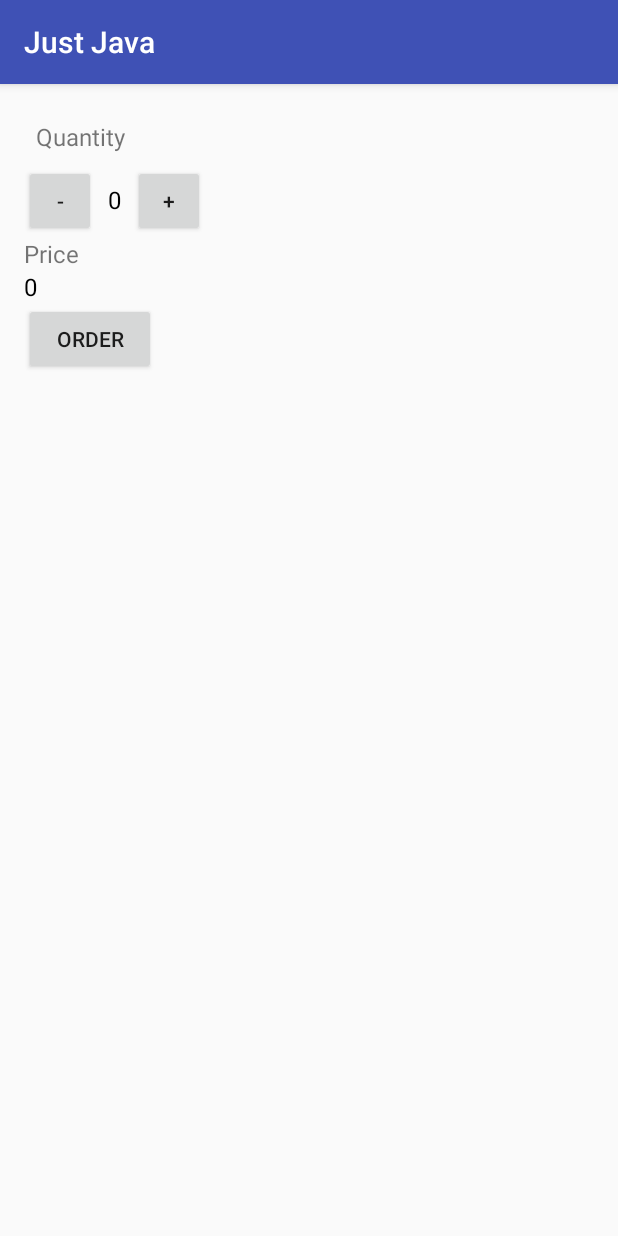
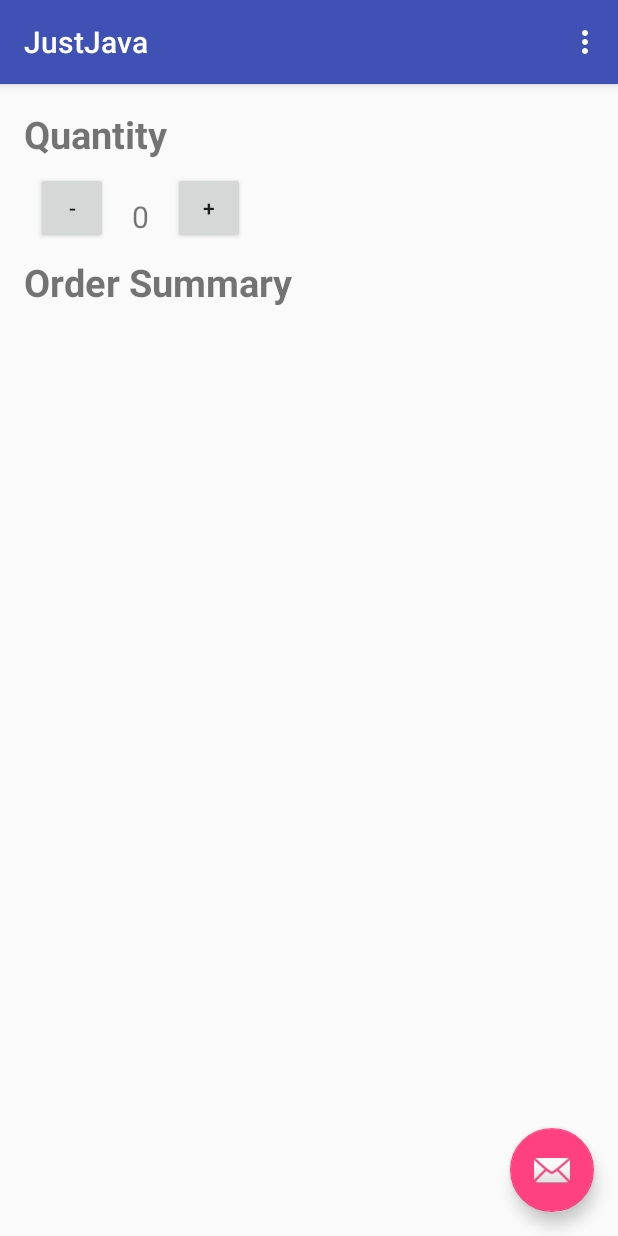
Before and after one commit to the-dagger/JustJava, an Android app: the screen it shows after launch (MainActivity), on a phone screen of 412 x 824 dp. Run offline under Robolectric (Android 15) with nearby library versions, the phone set to English and light mode, and no system bars.

Commit message:
Materialize the app

```diff
--- a/app/build.gradle
+++ b/app/build.gradle
@@ -5,7 +5,7 @@ android {
     buildToolsVersion "23.0.1"
 
     defaultConfig {
-        applicationId "io.github.the_dagger.justjava"
+        applicationId "com.example.dagger.justjava"
         minSdkVersion 15
         targetSdkVersion 23
         versionCode 1
@@ -23,4 +23,5 @@ dependencies {
     compile fileTree(dir: 'libs', include: ['*.jar'])
     testCompile 'junit:junit:4.12'
     compile 'com.android.support:appcompat-v7:23.0.1'
+    compile 'com.android.support:design:23.0.1'
 }
--- a/app/src/main/AndroidManifest.xml
+++ b/app/src/main/AndroidManifest.xml
@@ -1,6 +1,6 @@
 <?xml version="1.0" encoding="utf-8"?>
 <manifest xmlns:android="http://schemas.android.com/apk/res/android"
-    package="io.github.the_dagger.justjava" >
+    package="com.example.dagger.justjava" >
 
     <application
         android:allowBackup="true"
@@ -8,7 +8,10 @@
         android:label="@string/app_name"
         android:supportsRtl="true"
         android:theme="@style/AppTheme" >
-        <activity android:name=".MainActivity" >
+        <activity
+            android:name=".MainActivity"
+            android:label="@string/app_name"
+            android:theme="@style/AppTheme.NoActionBar" >
             <intent-filter>
                 <action android:name="android.intent.action.MAIN" />
 
--- /dev/null
+++ b/app/src/main/java/com/example/dagger/justjava/MainActivity.java
@@ -0,0 +1,82 @@
+package com.example.dagger.justjava;
+
+import android.os.Bundle;
+import android.support.design.widget.FloatingActionButton;
+import android.support.v7.app.AppCompatActivity;
+import android.support.v7.widget.Toolbar;
+import android.view.Menu;
+import android.view.MenuItem;
+import android.view.View;
+import android.widget.TextView;
+
+public class MainActivity extends AppCompatActivity {
+
+    int noc = 0;
+
+    @Override
+    protected void onCreate(Bundle savedInstanceState) {
+        super.onCreate(savedInstanceState);
+        setContentView(R.layout.activity_main);
+        Toolbar toolbar = (Toolbar) findViewById(R.id.toolbar);
+        setSupportActionBar(toolbar);
+
+        FloatingActionButton fab = (FloatingActionButton) findViewById(R.id.fab);
+        fab.setOnClickListener(new View.OnClickListener() {
+            @Override
+            public void onClick(View view) {
+                submit(view);
+            }
+        });
+    }
+
+    public void submit(View view) {
+            displaySummary("Name : Harshit \n" + "Quantity : " + noc + "\nTotal Price : $" + calcPrice(10) + "\nThank You!");
+    }
+
+    public int calcPrice(int Price) {
+        int amount = Price * noc;
+        return amount;
+    }
+
+    public void plus(View view) {
+        noc++;
+        display(noc);
+    }
+
+    public void minus(View view) {
+        noc--;
+        display(noc);
+    }
+
+    private void display(int var) {
+        TextView numberOfCoffee = (TextView) findViewById(R.id.numberOfCoffee);
+        numberOfCoffee.setText("" + var);
+    }
+
+    public void displaySummary(String var){
+        TextView summary = (TextView) findViewById(R.id.orderSummary);
+        summary.setText(var);
+    }
+
+    @Override
+    public boolean onCreateOptionsMenu(Menu menu) {
+        // Inflate the menu; this adds items to the action bar if it is present.
+        getMenuInflater().inflate(R.menu.menu_main, menu);
+        return true;
+    }
+
+    @Override
+    public boolean onOptionsItemSelected(MenuItem item) {
+        // Handle action bar item clicks here. The action bar will
+        // automatically handle clicks on the Home/Up button, so long
+        // as you specify a parent activity in AndroidManifest.xml.
+        int id = item.getItemId();
+
+        //noinspection SimplifiableIfStatement
+        if (id == R.id.action_settings) {
+            return true;
+        }
+
+        return super.onOptionsItemSelected(item);
+    }
+}
--- a/app/src/main/res/layout/activity_main.xml
+++ b/app/src/main/res/layout/activity_main.xml
@@ -1,76 +1,26 @@
 <?xml version="1.0" encoding="utf-8"?>
-<LinearLayout xmlns:android="http://schemas.android.com/apk/res/android"
-    xmlns:tools="http://schemas.android.com/tools"
-    android:layout_width="match_parent"
-    android:layout_height="match_parent"
-    android:paddingBottom="@dimen/activity_vertical_margin"
-    android:paddingLeft="@dimen/activity_horizontal_margin"
-    android:paddingRight="@dimen/activity_horizontal_margin"
-    android:paddingTop="@dimen/activity_vertical_margin"
-    android:orientation = "vertical"
+<android.support.design.widget.CoordinatorLayout
+    xmlns:android="http://schemas.android.com/apk/res/android"
+    xmlns:app="http://schemas.android.com/apk/res-auto"
+    xmlns:tools="http://schemas.android.com/tools" android:layout_width="match_parent"
+    android:layout_height="match_parent" android:fitsSystemWindows="true"
     tools:context=".MainActivity">
 
-    <TextView
-        android:id="@+id/quantity"
-        android:layout_width="wrap_content"
-        android:layout_height="wrap_content"
-        android:padding="8dp"
-        android:text="Quantity"
-        android:textSize="16sp" />
-    <LinearLayout
-        android:layout_width="match_parent"
-        android:layout_height="wrap_content"
-        android:orientation="horizontal">
-    <Button
-        android:layout_width="48dp"
-        android:layout_height="48dp"
-        android:id ="@+id/decrement"
-        android:text = "-"
-        android:layout_below="@id/quantity"
-        android:onClick="decrement"/>
-    <TextView
-        android:id="@+id/total"
-        android:layout_width="wrap_content"
-        android:layout_height="wrap_content"
-        android:layout_below="@id/quantity"
-        android:layout_toRightOf="@id/decrement"
-        android:layout_marginLeft="8dp"
-        android:layout_marginRight="8dp"
-        android:text="0"
-        android:textColor="#000000"
-        android:textSize="16sp" />
+    <android.support.design.widget.AppBarLayout android:layout_height="wrap_content"
+        android:layout_width="match_parent" android:theme="@style/AppTheme.AppBarOverlay">
 
-    <Button
-        android:layout_width="48dp"
-        android:layout_height="48dp"
-        android:id ="@+id/increment"
-        android:text = "+"
-        android:layout_below="@id/quantity"
-        android:onClick="increment"/>
-    </LinearLayout>
+        <android.support.v7.widget.Toolbar android:id="@+id/toolbar"
+            android:layout_width="match_parent" android:layout_height="?attr/actionBarSize"
+            android:background="?attr/colorPrimary" app:popupTheme="@style/AppTheme.PopupOverlay" />
 
-    <TextView
-        android:id="@+id/price"
-        android:layout_width="wrap_content"
-        android:layout_height="wrap_content"
-        android:text="Price"
-        android:layout_below="@id/decrement"
-        android:textSize="16sp" />
+    </android.support.design.widget.AppBarLayout>
 
-    <TextView
-        android:id="@+id/dispprice"
-        android:layout_width="wrap_content"
-        android:layout_height="wrap_content"
-        android:layout_below="@id/price"
-        android:text="0"
-        android:textColor="#000000"
-        android:textSize="16sp" />
-    <Button
-        android:id="@+id/button"
-        android:layout_width="wrap_content"
-        android:layout_height="wrap_content"
-        android:layout_below="@id/dispprice"
-        android:text="Order"
-        android:onClick="submitOrder"/>
+    <include layout="@layout/content_main" />
 
-</LinearLayout>
+    <android.support.design.widget.FloatingActionButton android:id="@+id/fab"
+        android:layout_width="wrap_content" android:layout_height="wrap_content"
+        android:layout_gravity="bottom|end" android:layout_margin="@dimen/fab_margin"
+        android:src="@android:drawable/ic_dialog_email"
+        android:onClick="submit"/>
+
+</android.support.design.widget.CoordinatorLayout>
--- /dev/null
+++ b/app/src/main/res/layout/content_main.xml
@@ -0,0 +1,68 @@
+<?xml version="1.0" encoding="utf-8"?>
+<LinearLayout xmlns:android="http://schemas.android.com/apk/res/android"
+    xmlns:app="http://schemas.android.com/apk/res-auto"
+    xmlns:tools="http://schemas.android.com/tools"
+    android:layout_width="match_parent"
+    android:layout_height="match_parent"
+    android:orientation="vertical"
+    android:paddingBottom="@dimen/activity_vertical_margin"
+    android:paddingLeft="@dimen/activity_horizontal_margin"
+    android:paddingRight="@dimen/activity_horizontal_margin"
+    android:paddingTop="@dimen/activity_vertical_margin"
+    app:layout_behavior="@string/appbar_scrolling_view_behavior"
+    tools:context=".MainActivity"
+    tools:showIn="@layout/activity_main">
+
+    <TextView
+        android:layout_width="wrap_content"
+        android:layout_height="wrap_content"
+        android:text="Quantity"
+        android:textStyle="bold"
+        android:textSize="25sp" />
+
+    <LinearLayout
+        android:layout_width="wrap_content"
+        android:layout_height="wrap_content">
+
+        <Button
+            android:id="@+id/minus"
+            android:layout_width="48dp"
+            android:layout_height="48dp"
+            android:layout_marginBottom="8dp"
+            android:layout_marginLeft="8dp"
+            android:layout_marginTop="8dp"
+            android:onClick="minus"
+            android:text="-" />
+
+        <TextView
+            android:id="@+id/numberOfCoffee"
+            android:layout_width="wrap_content"
+            android:layout_height="wrap_content"
+            android:layout_margin="16dp"
+            android:text="0"
+            android:textSize="20sp" />
+
+        <Button
+            android:id="@+id/plus"
+            android:layout_width="48dp"
+            android:layout_height="48dp"
+            android:layout_marginBottom="8dp"
+            android:layout_marginRight="8dp"
+            android:layout_marginTop="8dp"
+            android:onClick="plus"
+            android:text="+" />
+    </LinearLayout>
+
+    <TextView
+        android:layout_width="wrap_content"
+        android:layout_height="wrap_content"
+        android:text="Order Summary"
+        android:textStyle="bold"
+        android:textSize="25sp" />
+
+    <TextView
+        android:id="@+id/orderSummary"
+        android:layout_width="wrap_content"
+        android:layout_height="wrap_content"
+        android:textSize="20sp" />
+</LinearLayout>
--- /dev/null
+++ b/app/src/main/res/menu/menu_main.xml
@@ -0,0 +1,6 @@
+<menu xmlns:android="http://schemas.android.com/apk/res/android"
+    xmlns:app="http://schemas.android.com/apk/res-auto"
+    xmlns:tools="http://schemas.android.com/tools" tools:context=".MainActivity">
+    <item android:id="@+id/action_settings" android:title="@string/action_settings"
+        android:orderInCategory="100" app:showAsAction="never" />
+</menu>
--- /dev/null
+++ b/app/src/main/res/values-v21/styles.xml
@@ -0,0 +1,8 @@
+<resources>>
+    <style name="AppTheme.NoActionBar">
+        <item name="windowActionBar">false</item>
+        <item name="windowNoTitle">true</item>
+        <item name="android:windowDrawsSystemBarBackgrounds">true</item>
+        <item name="android:statusBarColor">@android:color/transparent</item>
+    </style>
+</resources>
--- a/app/src/main/res/values/dimens.xml
+++ b/app/src/main/res/values/dimens.xml
@@ -2,4 +2,5 @@
     <!-- Default screen margins, per the Android Design guidelines. -->
     <dimen name="activity_horizontal_margin">16dp</dimen>
     <dimen name="activity_vertical_margin">16dp</dimen>
+    <dimen name="fab_margin">16dp</dimen>
 </resources>
--- a/app/src/main/res/values/strings.xml
+++ b/app/src/main/res/values/strings.xml
@@ -1,3 +1,4 @@
 <resources>
-    <string name="app_name">Just Java</string>
+    <string name="app_name">JustJava</string>
+    <string name="action_settings">Settings</string>
 </resources>
--- a/app/src/main/res/values/styles.xml
+++ b/app/src/main/res/values/styles.xml
@@ -7,5 +7,11 @@
         <item name="colorPrimaryDark">@color/colorPrimaryDark</item>
         <item name="colorAccent">@color/colorAccent</item>
     </style>
+    <style name="AppTheme.NoActionBar">
+        <item name="windowActionBar">false</item>
+        <item name="windowNoTitle">true</item>
+    </style>
+    <style name="AppTheme.AppBarOverlay" parent="ThemeOverlay.AppCompat.Dark.ActionBar" />
+    <style name="AppTheme.PopupOverlay" parent="ThemeOverlay.AppCompat.Light" />
 
 </resources>
```
Also changed, not shown: gradle/wrapper/gradle-wrapper.properties, 8 other files.
